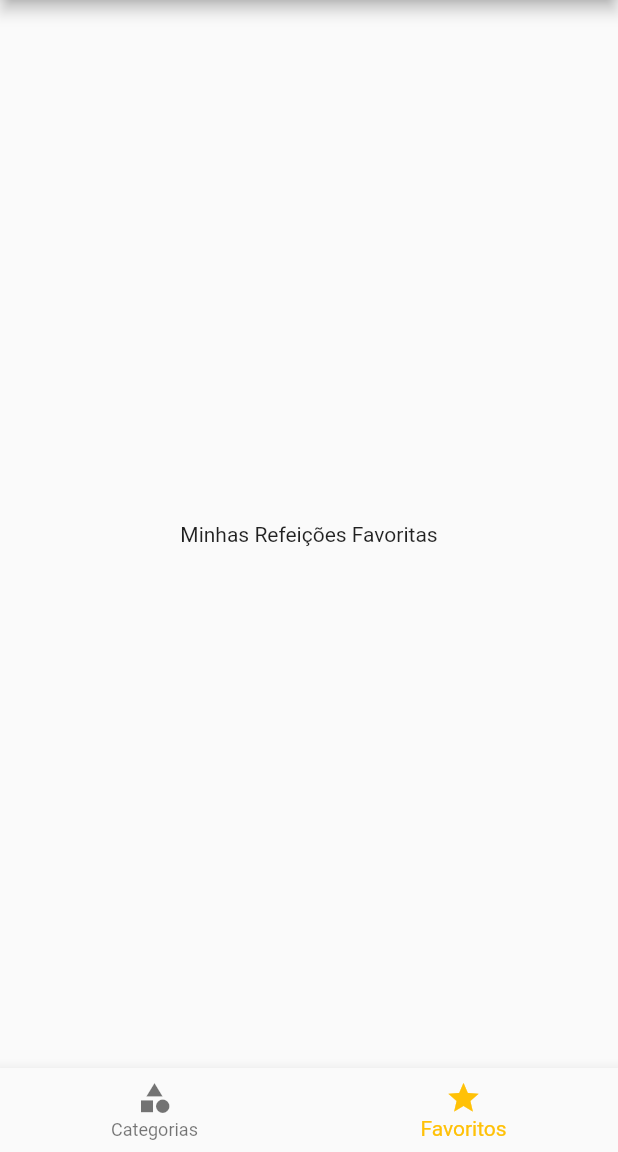
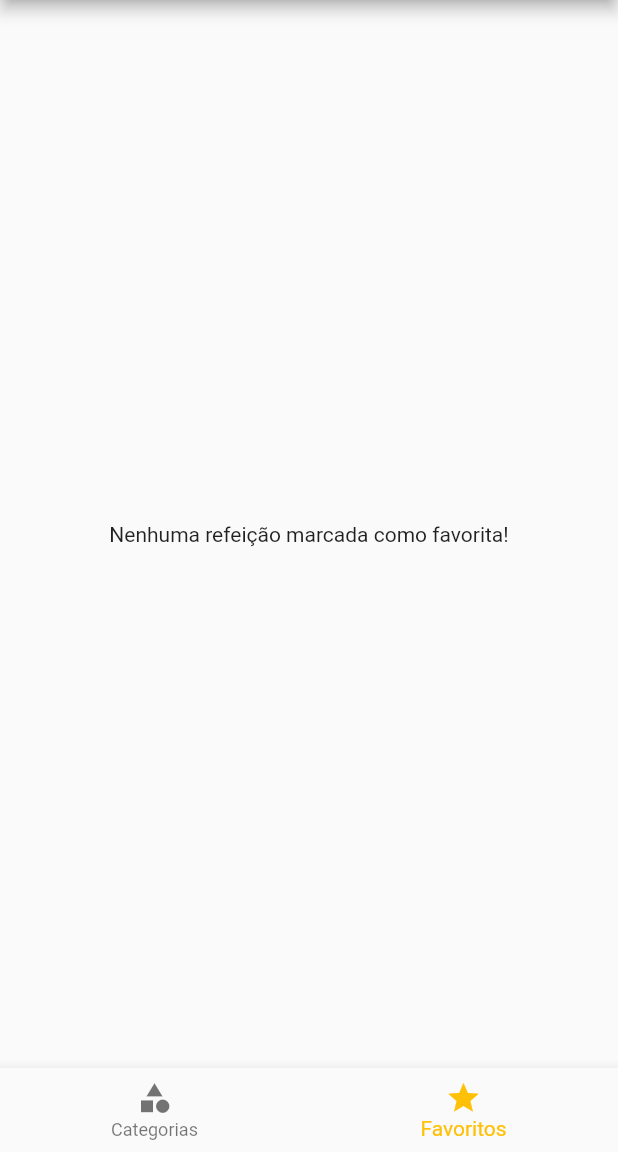
Before and after one commit to hugofsd/APP-Flutter-Meals, a Flutter app: the screen it shows after launch, item 2 of the bottom bar chosen, on a phone screen of 412 x 824 dp, the part 84-1236 px from its top. Run offline on Flutter 3.47's test engine with Material 2 defaults, Android fonts, the phone set to English and light mode, and no system bars.

Commit message:
Marcar favorito

```diff
--- a/lib/main.dart
+++ b/lib/main.dart
@@ -9,6 +9,7 @@ import 'utils/app_routes.dart';
 
 import 'screens/tabs_screen.dart';
 import 'screens/settings_screens.dart';
+import 'screens/favorite_screen.dart';
 
 import 'models/meal.dart';
 import 'data/dummy_data.dart';
@@ -27,6 +28,8 @@ class _MyAppState extends State<MyApp> {
   // receber comidas disponiveis, recebe todas de primeira por padrão
   List<Meal> _availableMeals = DUMMY_MEALS;
 
+  List<Meal> _favoriteMeals = [];
+
   //chamdo quando ocorrer configuração
   void _filterMeals(Settings settings) {
     _availableMeals = DUMMY_MEALS.where((meal) {
@@ -40,6 +43,18 @@ class _MyAppState extends State<MyApp> {
           !filterVegan &&
           !filterVegerarian;
     }).toList();
+  }
+
+  void _toggleFavorite(Meal meal) {
+    setState(() {
+      _favoriteMeals.contains(meal)
+          ? _availableMeals.remove(meal)
+          : _favoriteMeals.add(meal);
+    });
+  }
+
+  bool _isFavorite(Meal meal) {
+    return _favoriteMeals.contains(meal);
   }
 
   @override
@@ -59,10 +74,11 @@ class _MyAppState extends State<MyApp> {
       //rotas
       // initialRoute: , para rota inical é outra auternativa
       routes: {
-        AppRoutes.HOME: (ctx) => TabsScreen(), //rota principal
+        AppRoutes.HOME: (ctx) => TabsScreen(_favoriteMeals), //rota principal
         AppRoutes.CATEGORIES_MEALS: (ctx) =>
             CategoriesMealsScreen(_availableMeals),
-        AppRoutes.MEAL_DETAIL: (ctx) => MealDetailScreen(),
+        AppRoutes.MEAL_DETAIL: (ctx) =>
+            MealDetailScreen(_toggleFavorite, _isFavorite),
         AppRoutes.SETTINGS: (ctx) => SettingsScreen(_filterMeals, settings)
       },
     );
--- a/lib/screens/favorite_screen.dart
+++ b/lib/screens/favorite_screen.dart
@@ -1,10 +1,25 @@
 import 'package:flutter/material.dart';
+import '../models/meal.dart';
+import '../components/meal_item.dart';
 
 class FavoriteScreen extends StatelessWidget {
+  final List<Meal> favoriteMeals;
+
+  const FavoriteScreen(this.favoriteMeals);
+
   @override
   Widget build(BuildContext context) {
-    return Center(
-      child: Text('Minhas Refeições Favoritas'),
-    );
+    if (favoriteMeals.isEmpty) {
+      return Center(
+        child: Text('Nenhuma refeição marcada como favorita!'),
+      );
+    } else {
+      return ListView.builder(
+        itemCount: favoriteMeals.length,
+        itemBuilder: (ctx, index) {
+          return MealItem(favoriteMeals[index]);
+        },
+      );
+    }
   }
 }
--- a/lib/screens/tabs_screen.dart
+++ b/lib/screens/tabs_screen.dart
@@ -5,7 +5,12 @@ import '../screens/favorite_screen.dart';
 
 import '../components/main_drawer.dart';
 
+import '../models/meal.dart';
+
 class TabsScreen extends StatefulWidget {
+  final List<Meal> favoriteMeals;
+
+  const TabsScreen(this.favoriteMeals);
   @override
   _TabsScreenState createState() => _TabsScreenState();
 }
@@ -13,10 +18,16 @@ class TabsScreen extends StatefulWidget {
 class _TabsScreenState extends State<TabsScreen> {
   int _selectedScreenIndex = 0;
 
-  final List<Widget> _screens = [
-    CategoriesScreens(),
-    FavoriteScreen(),
-  ];
+  List<Widget> _screens;
+
+  @override
+  void initState() {
+    super.initState();
+    _screens = [
+      CategoriesScreens(),
+      FavoriteScreen(widget.favoriteMeals),
+    ];
+  }
 
   _selectScreen(int index) {
     setState(() {
```
Also changed, not shown: lib/screens/meal_detail_screens.dart (+7 -1 lines).
